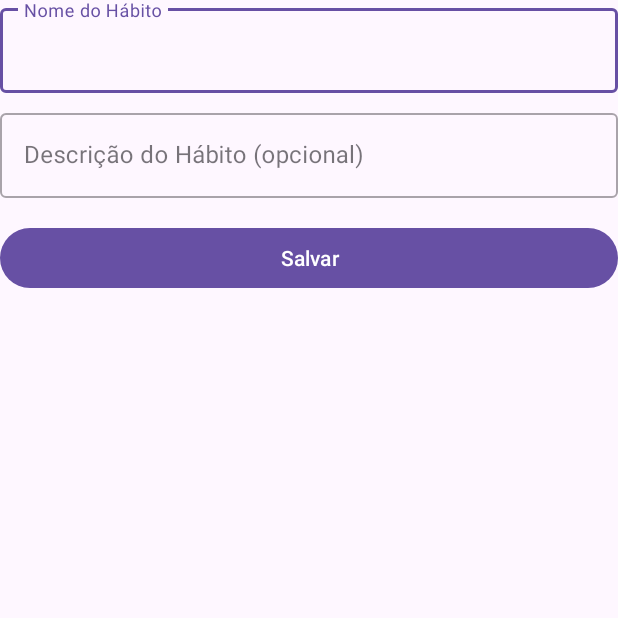
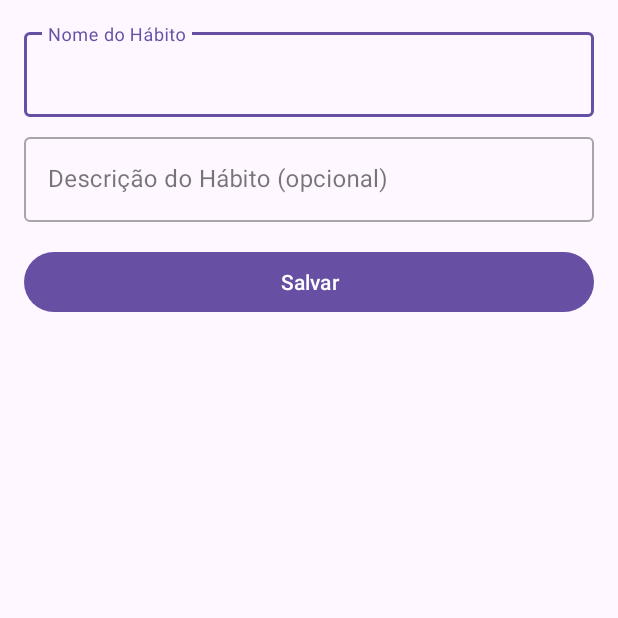
Before and after one commit to allaf-ramon/habittracker-mobile, an Android app: the AddHabitActivity screen opened directly, with no data from a screen before it, on a phone screen of 412 x 824 dp, the top half of it. Run offline under Robolectric (Android 15) with nearby library versions, the phone set to English and light mode, and no system bars.

Commit message:
feat: ajusta padding da tela de adicionar habitos para incluir padding inicial

```diff
--- a/app/src/main/java/br/com/habittracker/mobile/ui/AddHabitActivity.java
+++ b/app/src/main/java/br/com/habittracker/mobile/ui/AddHabitActivity.java
@@ -1,6 +1,7 @@
 package br.com.habittracker.mobile.ui;
 
 import android.os.Bundle;
+import android.view.View;
 import android.widget.Button;
 import android.widget.EditText;
 import android.widget.Toast;
@@ -25,9 +26,23 @@ public class AddHabitActivity extends AppCompatActivity {
         super.onCreate(savedInstanceState);
         EdgeToEdge.enable(this);
         setContentView(R.layout.activity_add_habit);
-        ViewCompat.setOnApplyWindowInsetsListener(findViewById(R.id.main), (v, insets) -> {
+
+        View mainView = findViewById(R.id.main);
+        // Guarda o padding inicial definido no XML
+        final int initialPaddingLeft = mainView.getPaddingLeft();
+        final int initialPaddingTop = mainView.getPaddingTop();
+        final int initialPaddingRight = mainView.getPaddingRight();
+        final int initialPaddingBottom = mainView.getPaddingBottom();
+
+        ViewCompat.setOnApplyWindowInsetsListener(mainView, (v, insets) -> {
             Insets systemBars = insets.getInsets(WindowInsetsCompat.Type.systemBars());
-            v.setPadding(systemBars.left, systemBars.top, systemBars.right, systemBars.bottom);
+            // Soma o padding inicial com o padding das barras do sistema
+            v.setPadding(
+                    systemBars.left + initialPaddingLeft,
+                    systemBars.top + initialPaddingTop,
+                    systemBars.right + initialPaddingRight,
+                    systemBars.bottom + initialPaddingBottom
+            );
             return insets;
         });
 
```
